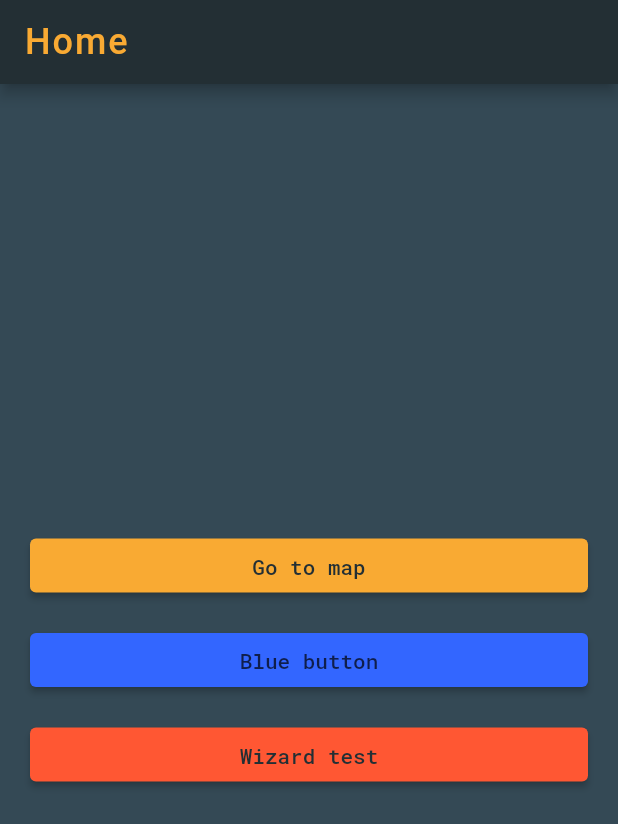
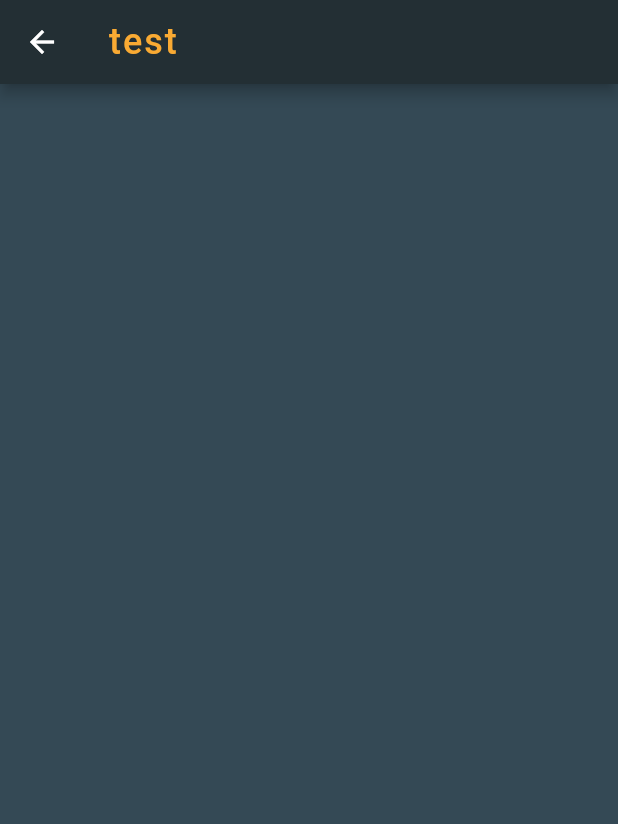
Before and after one commit to pawelmat142/flutter_map_toy, a Flutter app: the screen it shows after launch, after a tap on "Blue button", on a phone screen of 412 x 824 dp. Shown: the top 824 px of the screen. Run offline on Flutter 3.47's test engine with Material 2 defaults, Android fonts, the phone set to English and light mode, and no system bars; our stand-ins replace flutter_bloc, get_it, google_maps_flutter, hive, location; missing offline and left inert: flutter_config, widget_to_marker; accounts and stored records are empty.

Commit message:
drawing by touch feature

```diff
--- a/lib/main.dart
+++ b/lib/main.dart
@@ -1,12 +1,13 @@
 import 'package:flutter/material.dart';
 import 'package:flutter_config/flutter_config.dart';
 import 'package:flutter_map_toy/models/map_state.dart';
+import 'package:flutter_map_toy/presentation/components/drawing/drawing_state.dart';
 import 'package:flutter_map_toy/presentation/dialogs/wizard/wizard_state.dart';
 import 'package:flutter_map_toy/presentation/views/home_screen.dart';
 import 'package:flutter_map_toy/presentation/styles/app_theme.dart';
+import 'package:flutter_map_toy/presentation/views/test.dart';
 import 'package:flutter_map_toy/services/get_it.dart';
 import 'package:flutter_bloc/flutter_bloc.dart';
-
 
 void main() async {
 
@@ -18,14 +19,15 @@ void main() async {
 
   runApp(
 
-    //BLOC initialization
+    /// BLOC initialization
     MultiBlocProvider(
       providers: [
         BlocProvider<MapCubit>(create: (_) => MapCubit()),
         BlocProvider<WizardCubit>(create: (_) => WizardCubit()),
+        BlocProvider<DrawingCubit>(create: (_) => DrawingCubit()),
       ],
 
-      //MAIN WIDGET
+      /// MAIN WIDGET
       child: const MyApp(),
     ),
   );
@@ -52,6 +54,7 @@ class _MyAppState extends State<MyApp> {
       initialRoute: HomeScreen.id,
       routes: {
         HomeScreen.id: (context) => const HomeScreen(),
+        Test.id: (context) => const Test(),
         // MapScreen.id: (context) => const MapScreen(),
       },
     );
--- /dev/null
+++ b/lib/presentation/components/drawing/drawing_painter.dart
@@ -0,0 +1,39 @@
+import 'package:flutter/material.dart';
+
+import 'drawing_point.dart';
+
+class DrawingPainter extends CustomPainter {
+
+  final List<DrawingPoint> drawingPoints;
+
+  DrawingPainter({
+    required this.drawingPoints
+  });
+
+  @override
+  void paint(Canvas canvas, Size size) {
+    for (var drawingPoint in drawingPoints) {
+      final paint = Paint()
+          ..color = drawingPoint.color
+          ..isAntiAlias = true
+          ..strokeWidth = drawingPoint.width
+          ..strokeCap = StrokeCap.round;
+
+      for (var i = 0; i < drawingPoint.offsets.length; i++) {
+        var notLastOffset = i != drawingPoint.offsets.length-1;
+
+        if (notLastOffset) {
+          final current = drawingPoint.offsets[i];
+          final next = drawingPoint.offsets[i+1];
+          canvas.drawLine(current, next, paint);
+        }
+      }
+    }
+  }
+
+  @override
+  bool shouldRepaint(covariant CustomPainter oldDelegate) {
+    return true;
+  }
+
+}
--- /dev/null
+++ b/lib/presentation/components/drawing/drawing_point.dart
@@ -0,0 +1,25 @@
+import 'package:flutter/material.dart';
+
+class DrawingPoint {
+
+  int id;
+  List<Offset> offsets;
+  Color color;
+  double width;
+
+  DrawingPoint({
+    this.id = -1,
+    this.offsets = const [],
+    this.color = Colors.black,
+    this.width = 2
+  });
+
+  DrawingPoint copyWidth({List<Offset>? offsets}) {
+    return DrawingPoint(
+      id: id,
+      color: color,
+      width: width,
+      offsets: offsets ?? this.offsets
+    );
+  }
+}
--- /dev/null
+++ b/lib/presentation/components/drawing/drawing_state.dart
@@ -0,0 +1,90 @@
+import 'package:flutter/material.dart';
+import 'package:flutter_bloc/flutter_bloc.dart';
+
+import 'drawing_point.dart';
+
+enum BlocState {
+  on,
+  off
+}
+
+class DrawingState {
+
+  BlocState state;
+  Color color;
+  int width;
+  List<DrawingPoint> historyDrawingPoints;
+  List<DrawingPoint> drawingPoints;
+  DrawingPoint? currentDrawingPoint;
+
+  DrawingState(
+    this.state,
+    this.color,
+    this.width,
+    this.historyDrawingPoints,
+    this.drawingPoints,
+    this.currentDrawingPoint,
+  );
+
+  DrawingState copyWith({
+    BlocState? state,
+    Color? color,
+    int? width,
+    List<DrawingPoint>? historyDrawingPoints,
+    List<DrawingPoint>? drawingPoints,
+    DrawingPoint? currentDrawingPoint,
+    bool cleanCurrentDrawingPoint = false,
+  }) => DrawingState(
+    state ?? this.state,
+    color ?? this.color,
+    width ?? this.width,
+    historyDrawingPoints ?? this.historyDrawingPoints,
+    drawingPoints ?? this.drawingPoints,
+    cleanCurrentDrawingPoint ? null : currentDrawingPoint ?? this.currentDrawingPoint,
+  );
+
+}
+
+class DrawingCubit extends Cubit<DrawingState> {
+
+  DrawingCubit() : super(DrawingState(BlocState.off, Colors.black, 2, [], [], null));
+
+  drawStart(DragStartDetails details) {
+    final currentDrawingPoint = DrawingPoint(
+        id: DateTime.now().microsecondsSinceEpoch,
+        offsets: [
+          details.localPosition
+        ]
+    );
+    final drawingPoints = List.of(state.drawingPoints);
+    drawingPoints.add(currentDrawingPoint);
+    emit(state.copyWith(
+      currentDrawingPoint: currentDrawingPoint,
+      drawingPoints: drawingPoints,
+    ));
+  }
+
+  drawUpdate(DragUpdateDetails details) {
+    if (state.currentDrawingPoint == null) return;
+
+    final currentDrawingPoint = state.currentDrawingPoint!.copyWidth(
+      offsets: state.currentDrawingPoint!.offsets
+          ..add(details.localPosition)
+    );
+    final drawingPoints = List.of(state.drawingPoints);
+    drawingPoints.last = currentDrawingPoint;
+
+    emit(state.copyWith(
+        currentDrawingPoint: currentDrawingPoint,
+        drawingPoints: drawingPoints,
+    ));
+  }
+
+  drawEnd(_) {
+    emit(state.copyWith(
+      currentDrawingPoint: null,
+      cleanCurrentDrawingPoint: true
+    ));
+  }
+
+}
--- /dev/null
+++ b/lib/presentation/components/drawing/drawing_widget.dart
@@ -0,0 +1,34 @@
+import 'package:flutter/material.dart';
+import 'package:flutter_bloc/flutter_bloc.dart';
+
+import 'drawing_painter.dart';
+import 'drawing_state.dart';
+
+class DrawingWidget extends StatelessWidget {
+  const DrawingWidget({Key? key}) : super(key: key);
+
+  @override
+  Widget build(BuildContext context) {
+
+    final cubit = BlocProvider.of<DrawingCubit>(context);
+
+    return GestureDetector(
+      onPanStart: cubit.drawStart,
+      onPanUpdate: cubit.drawUpdate,
+      onPanEnd: cubit.drawEnd,
+
+      child: BlocBuilder<DrawingCubit, DrawingState>(builder: (ctx, state) {
+        return CustomPaint(
+          painter: DrawingPainter(
+            drawingPoints: state.drawingPoints
+          ),
+          child: SizedBox(
+            //TODO get parent size
+            width: MediaQuery.of(context).size.width,
+            height: MediaQuery.of(context).size.height,
+          ),
+        );
+      }),
+    );
+  }
+}
--- /dev/null
+++ b/lib/presentation/views/test.dart
@@ -0,0 +1,19 @@
+import 'package:flutter/material.dart';
+import 'package:flutter_map_toy/presentation/components/drawing/drawing_widget.dart';
+
+class Test extends StatelessWidget {
+
+  static const String id = 'test';
+
+  const Test({Key? key}) : super(key: key);
+
+  @override
+  Widget build(BuildContext context) {
+    return Scaffold(
+
+      appBar: AppBar(title: const Text('test'),),
+
+      body: const DrawingWidget()
+    );
+  }
+}
```
Also changed, not shown: lib/presentation/views/home_screen.dart (+2 -6 lines).
